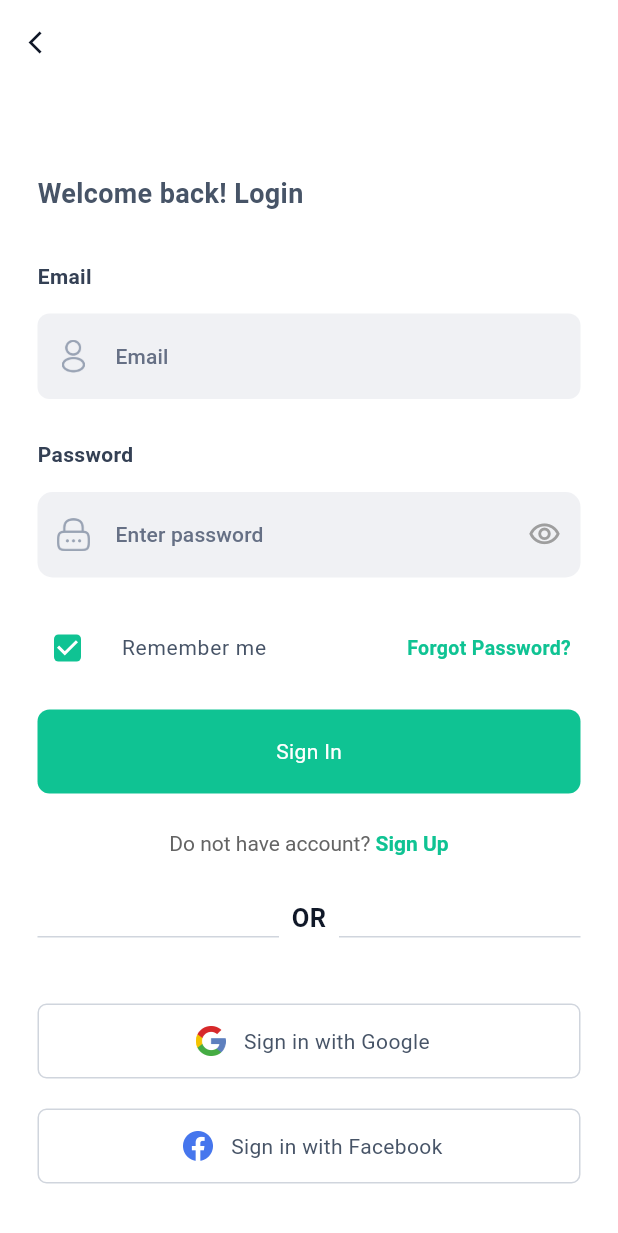
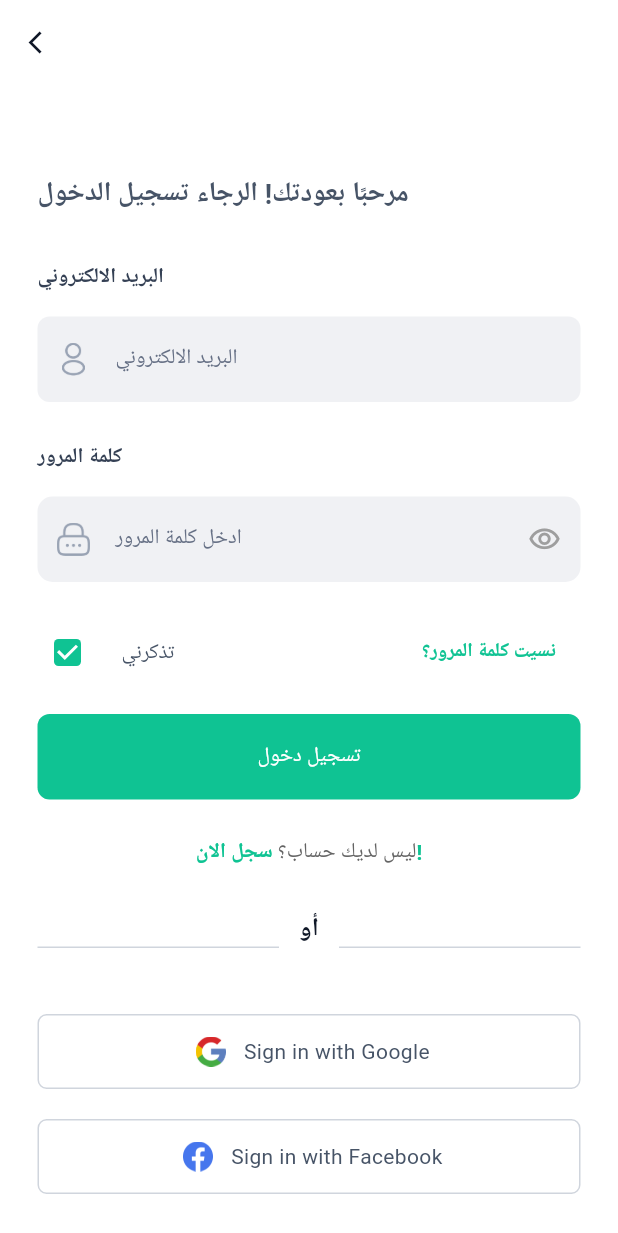
Before and after one commit to AmerBugshan/Bulkcom-App, a Flutter app: the LoginPage screen opened directly, on a phone screen of 412 x 824 dp. Shown: the top 1233 px of the screen. Run offline on Flutter 3.47's test engine with Material 3 defaults, Android fonts, the phone set to English and light mode, and no system bars; our stand-ins replace auto_size_text, cached_network_image, connectivity_plus, dio, expandable, file_picker and 14 more; missing offline and left inert: custom_timer, flutter_facebook_auth, flutter_inappwebview, flutter_stripe, flutterzilla_fixed_grid, http_auth; accounts and stored records are empty; network calls fail.

Commit message:
hide event

```diff
--- a/fundorex-mobile-app/lib/view/auth/login/login.dart
+++ b/fundorex-mobile-app/lib/view/auth/login/login.dart
@@ -79,24 +79,24 @@ class _LoginPageState extends State<LoginPage> {
                           height: 60,
                         ),
                         CommonHelper()
-                            .titleCommon(ln.getString("Welcome back! Login")),
+                            .titleCommon(ln.getString("مرحبًا بعودتك! الرجاء تسجيل الدخول")),
 
                         const SizedBox(
                           height: 33,
                         ),
 
                         //Name ============>
-                        CommonHelper().labelCommon(ln.getString("Email")),
+                        CommonHelper().labelCommon(ln.getString("البريد الالكتروني")),
 
                         CustomInput(
                           controller: emailController,
                           validation: (value) {
                             if (value == null || value.isEmpty) {
-                              return ln.getString('Please enter your email');
+                              return ln.getString('ادخل البريد الالكتروني');
                             }
                             return null;
                           },
-                          hintText: ln.getString("Email"),
+                          hintText: ln.getString("البريد الالكتروني"),
                           icon: 'assets/icons/user.png',
                           textInputAction: TextInputAction.next,
                         ),
@@ -105,7 +105,7 @@ class _LoginPageState extends State<LoginPage> {
                         ),
 
                         //password ===========>
-                        CommonHelper().labelCommon(ln.getString("Password")),
+                        CommonHelper().labelCommon(ln.getString("كلمة المرور")),
 
                         Container(
                             margin: const EdgeInsets.only(bottom: 19),
@@ -119,7 +119,7 @@ class _LoginPageState extends State<LoginPage> {
                               validator: (value) {
                                 if (value == null || value.isEmpty) {
                                   return ln
-                                      .getString('Please enter your password');
+                                      .getString('ادخل كلمة المرور');
                                 }
                                 return null;
                               },
@@ -175,7 +175,7 @@ class _LoginPageState extends State<LoginPage> {
                                       borderSide: BorderSide(
                                           color:
                                               ConstantColors().primaryColor)),
-                                  hintText: ln.getString('Enter password'),
+                                  hintText: ln.getString('ادخل كلمة المرور'),
                                   contentPadding: const EdgeInsets.symmetric(
                                       horizontal: 8, vertical: 18)),
                             )),
@@ -194,7 +194,7 @@ class _LoginPageState extends State<LoginPage> {
                                   padding:
                                       const EdgeInsets.symmetric(vertical: 5),
                                   child: Text(
-                                    ln.getString("Remember me"),
+                                    ln.getString("تذكرني"),
                                     style: TextStyle(
                                         color: ConstantColors().greyFour,
                                         fontWeight: FontWeight.w400,
@@ -229,7 +229,7 @@ class _LoginPageState extends State<LoginPage> {
                                 width: 122,
                                 height: 40,
                                 child: Text(
-                                  ln.getString("Forgot Password?"),
+                                  ln.getString("نسيت كلمة المرور؟"),
                                   style: TextStyle(
                                       color: cc.primaryColor,
                                       fontSize: 13,
@@ -247,7 +247,7 @@ class _LoginPageState extends State<LoginPage> {
 
                         Consumer<LoginService>(
                           builder: (context, provider, child) => CommonHelper()
-                              .buttonPrimary(ln.getString("Sign In"), () {
+                              .buttonPrimary(ln.getString("تسجيل دخول"), () {
                             if (provider.isloading == false) {
                               if (_formKey.currentState!.validate()) {
                                 provider
@@ -285,7 +285,7 @@ class _LoginPageState extends State<LoginPage> {
                             RichText(
                               text: TextSpan(
                                 text:
-                                    ln.getString("Do not have account?") + ' ',
+                                    ln.getString("ليس لديك حساب؟") + ' ',
                                 style: const TextStyle(
                                     color: Color(0xff646464), fontSize: 14),
                                 children: <TextSpan>[
@@ -298,7 +298,7 @@ class _LoginPageState extends State<LoginPage> {
                                                   builder: (context) =>
                                                       const SignupPage()));
                                         },
-                                      text: ln.getString('Sign Up'),
+                                      text: ln.getString('سجل الان!'),
                                       style: TextStyle(
                                         fontWeight: FontWeight.w600,
                                         fontSize: 14,
@@ -328,7 +328,7 @@ class _LoginPageState extends State<LoginPage> {
                               alignment: Alignment.center,
                               margin: const EdgeInsets.only(bottom: 25),
                               child: Text(
-                                ln.getString("OR"),
+                                ln.getString("أو"),
                                 style: TextStyle(
                                     color: cc.greyPrimary,
                                     fontSize: 17,
--- a/fundorex-mobile-app/lib/view/home/components/bottom_nav.dart
+++ b/fundorex-mobile-app/lib/view/home/components/bottom_nav.dart
@@ -40,10 +40,10 @@ class BottomNav extends StatelessWidget {
             BottomNavigationBarItem(
               icon: Container(
                 margin: const EdgeInsets.only(bottom: 6),
-                child: SvgPicture.asset('assets/svg/calendar.svg',
-                    height: 19,
-                    color: currentIndex == 1 ? cc.primaryColor : cc.greyFour,
-                    semanticsLabel: 'Acme Logo'),
+                // child: SvgPicture.asset('assets/svg/calendar.svg',
+                //     height: 19,
+                //     color: currentIndex == 1 ? cc.primaryColor : cc.greyFour,
+                //     semanticsLabel: 'Acme Logo'),
               ),
               label: ln.getString(''),
             ),
--- a/fundorex-mobile-app/lib/view/profile/change_password_page.dart
+++ b/fundorex-mobile-app/lib/view/profile/change_password_page.dart
@@ -67,7 +67,7 @@ class _ChangePasswordPageState extends State<ChangePasswordPage> {
                       crossAxisAlignment: CrossAxisAlignment.start,
                       children: [
                         //New password =========================>
-                        CommonHelper().labelCommon("Enter current password"),
+                        CommonHelper().labelCommon("ادخل الرقم السري الحالي"),
 
                         Container(
                             margin: const EdgeInsets.only(bottom: 19),
@@ -299,7 +299,7 @@ class _ChangePasswordPageState extends State<ChangePasswordPage> {
                         ),
                         Consumer<ChangePassService>(
                           builder: (context, provider, child) => CommonHelper()
-                              .buttonPrimary("Change password", () {
+                              .buttonPrimary("تغيير الرقم السري", () {
                             if (provider.isloading == false) {
                               if (_formKey.currentState!.validate()) {
                                 provider.changePassword(
--- a/fundorex-mobile-app/lib/view/profile/components/profile_helper.dart
+++ b/fundorex-mobile-app/lib/view/profile/components/profile_helper.dart
@@ -43,7 +43,7 @@ class ProfileHelper {
             child: Column(
               children: [
                 Text(
-                  ln.getString('Are you sure?'),
+                  ln.getString('هل انت متأكد ؟'),
                   style: TextStyle(color: cc.greyPrimary, fontSize: 17),
                 ),
                 const SizedBox(
@@ -52,7 +52,7 @@ class ProfileHelper {
                 Row(
                   children: [
                     Expanded(
-                        child: CommonHelper().borderButtonPrimary('Cancel', () {
+                        child: CommonHelper().borderButtonPrimary('الغاء', () {
                       Navigator.pop(context);
                     })),
                     const SizedBox(
--- a/fundorex-mobile-app/lib/view/profile/login_or_register.dart
+++ b/fundorex-mobile-app/lib/view/profile/login_or_register.dart
@@ -30,12 +30,12 @@ class LoginOrRegister extends StatelessWidget {
           Padding(
               padding: const EdgeInsets.symmetric(horizontal: 30),
               child: CommonHelper().titleCommon(
-                  "You'll have to login/register to edit or see your profile info.",
+                  "ستحتاج إلى تسجيل الدخول أو إنشاء حساب لتعديل أو عرض معلومات ملفك الشخصي.",
                   fontsize: 16,
                   textAlign: TextAlign.center)),
           const SizedBox(height: 20),
           CustomButton(
-              btText: 'Login/Register'.tr(),
+              btText: 'تسجيل الدخول / إنشاء حساب'.tr(),
               onPressed: () {
                 Navigator.push(
                   context,
```
